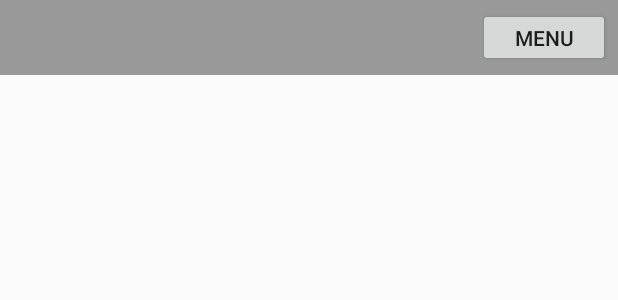
After one commit to futurechallenger/kotlinAndroid, an Android app: the layout activity_drawer.xml on its own in the app's theme, with its tools: preview values and no code run, on a phone screen of 412 x 824 dp. The commit adds this screen. Shown: the top 300 px of the screen. Run offline under Robolectric (Android 15) with nearby library versions, the phone set to English and light mode, and no system bars.

Commit message:
drawer layout

```diff
--- a/app/src/main/AndroidManifest.xml
+++ b/app/src/main/AndroidManifest.xml
@@ -22,6 +22,8 @@
         </activity>
         <activity android:name=".ListViewActivity">
         </activity>
+        <activity android:name=".DrawerActivity">
+        </activity>
     </application>
 
 </manifest>
--- /dev/null
+++ b/app/src/main/java/test/demo/myapplication/DrawerActivity.kt
@@ -0,0 +1,23 @@
+package test.demo.myapplication
+
+import android.support.v7.app.AppCompatActivity
+import android.os.Bundle
+import android.widget.ArrayAdapter
+import android.widget.ListView
+import android.widget.Toast
+
+class DrawerActivity : AppCompatActivity() {
+  private var _listView: ListView? = null
+
+  override fun onCreate(savedInstanceState: Bundle?) {
+    super.onCreate(savedInstanceState)
+    setContentView(R.layout.activity_drawer)
+
+    val datasource = listOf("Item 1", "Item 2", "Item 3")
+    _listView = findViewById(R.id.listView) as ListView
+    _listView!!.adapter = ArrayAdapter<String>(this, android.R.layout.simple_list_item_1, datasource)
+    _listView!!.setOnItemClickListener { parent, view, position, id ->
+      Toast.makeText(this, datasource.get(position), Toast.LENGTH_SHORT).show()
+    }
+  }
+}
--- a/app/src/main/java/test/demo/myapplication/MainActivity.kt
+++ b/app/src/main/java/test/demo/myapplication/MainActivity.kt
@@ -11,6 +11,7 @@ import android.widget.ListView
 
 import test.demo.myapplication.RelativeActivity
 import test.demo.myapplication.FrameActivity
+import test.demo.myapplication.DrawerActivity
 
 class MainActivity : AppCompatActivity() {
 
@@ -22,7 +23,7 @@ class MainActivity : AppCompatActivity() {
 
     _listView = findViewById(R.id.listView) as ListView
     _listView!!.adapter = ArrayAdapter<String>(this, android.R.layout.simple_list_item_1, arrayOf(
-            "FrameLayout", "RelativeLayout", "ScrollView", "ListView"
+            "FrameLayout", "RelativeLayout", "ScrollView", "ListView", "Drawer"
     ))
     _listView!!.setOnItemClickListener { parent, view, position, id ->
       var t: Intent? = null
@@ -31,6 +32,7 @@ class MainActivity : AppCompatActivity() {
         1 -> t = Intent(this, RelativeActivity::class.java)
         2 -> t = Intent(this, ScrollActivity::class.java)
         3 -> t = Intent(this, ListViewActivity::class.java)
+        4 -> t = Intent(this, DrawerActivity::class.java)
       }
 
       if (t != null) {
--- /dev/null
+++ b/app/src/main/res/layout/activity_drawer.xml
@@ -0,0 +1,39 @@
+<?xml version="1.0" encoding="utf-8"?>
+<android.support.v4.widget.DrawerLayout
+    xmlns:android="http://schemas.android.com/apk/res/android"
+    xmlns:tools="http://schemas.android.com/tools"
+    android:layout_width="match_parent"
+    android:layout_height="match_parent"
+    tools:context="test.demo.myapplication.DrawerActivity">
+
+    <FrameLayout
+        android:id="@+id/framelayout"
+        android:layout_width="match_parent"
+        android:layout_height="match_parent">
+
+        <RelativeLayout
+            android:layout_width="match_parent"
+            android:layout_height="50dp"
+            android:background="#999">
+
+            <Button
+                android:id="@+id/menuButton"
+                android:layout_width="wrap_content"
+                android:layout_height="40dp"
+                android:layout_alignParentRight="true"
+                android:layout_margin="5dp"
+                android:text="menu"/>
+        </RelativeLayout>
+    </FrameLayout>
+
+    <ListView
+        android:id="@+id/listView"
+        android:layout_width="200dp"
+        android:layout_height="match_parent"
+        android:layout_gravity="start"
+        android:background="@android:color/holo_blue_dark"
+        android:choiceMode="singleChoice"
+        android:divider="#ffffff"
+        android:dividerHeight="1dp"/>
+
+</android.support.v4.widget.DrawerLayout>
```
